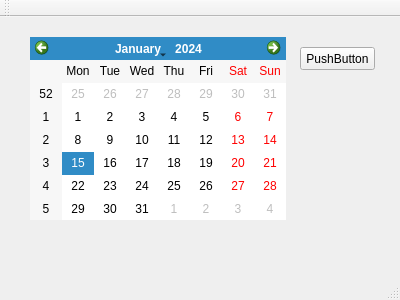
stephaniaa/stephAssignment1, file ATOassignment/atoassignmentmainwindow.ui: the form before one commit.
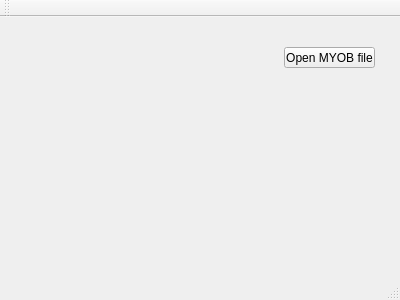
The form after the commit.

Commit message: Return file ptr from MYOB file controller member function

Patch:
```diff
--- a/ATOassignment/atoassignmentmainwindow.ui
+++ b/ATOassignment/atoassignmentmainwindow.ui
@@ -17,24 +17,14 @@
    <widget class="QPushButton" name="pushButton">
     <property name="geometry">
      <rect>
-      <x>300</x>
+      <x>284</x>
       <y>30</y>
-      <width>75</width>
-      <height>23</height>
+      <width>91</width>
+      <height>21</height>
      </rect>
     </property>
     <property name="text">
-     <string>PushButton</string>
-    </property>
-   </widget>
-   <widget class="QCalendarWidget" name="calendarWidget">
-    <property name="geometry">
-     <rect>
-      <x>30</x>
-      <y>20</y>
-      <width>256</width>
-      <height>183</height>
-     </rect>
+     <string>Open MYOB file</string>
     </property>
    </widget>
   </widget>
```
Left out of the diff: 2 changed lines with no effect on the pictures. The commit also changes 14 other files.
